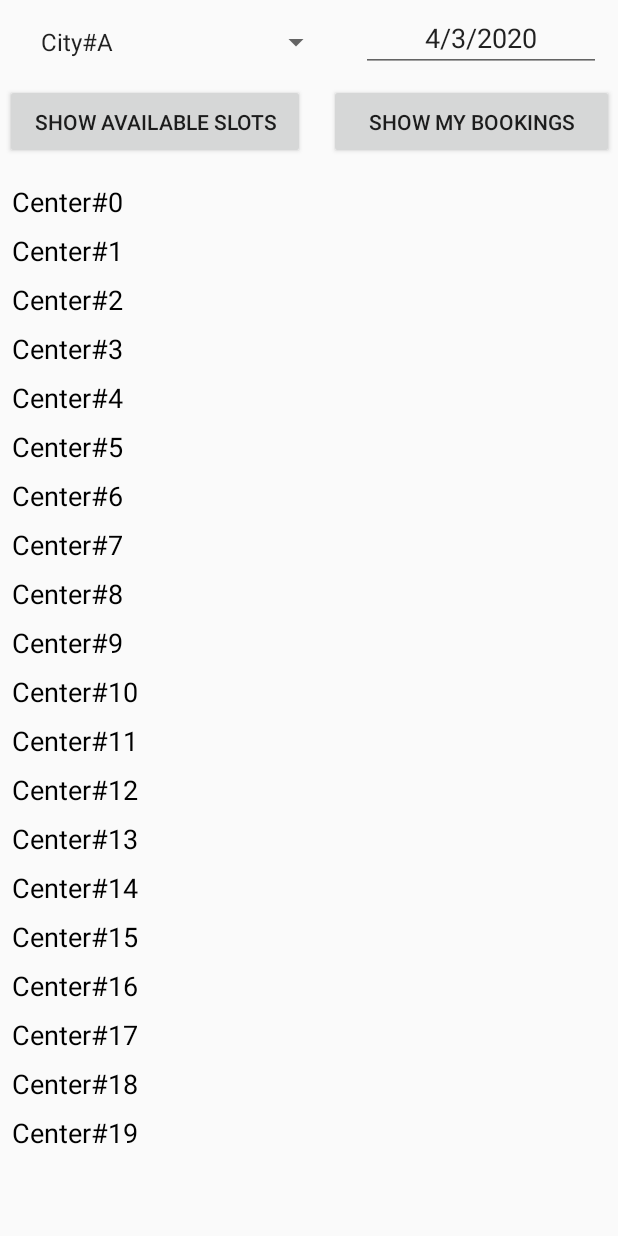
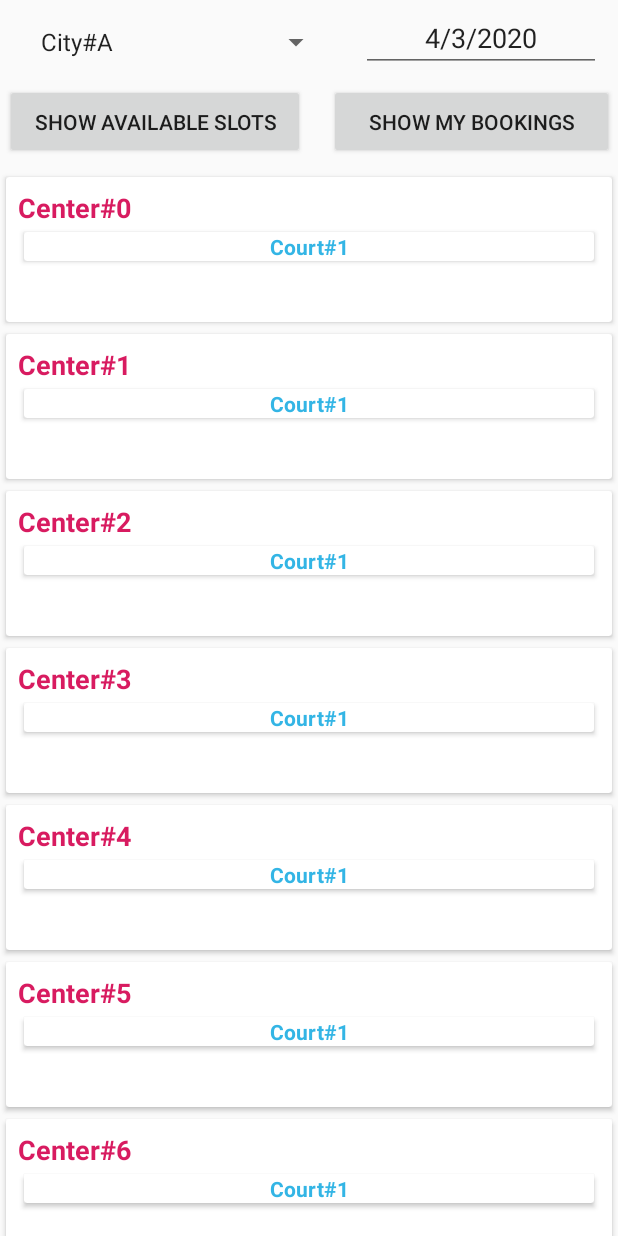
Before and after one commit to minhkhuong2404/badmintonBookingApp, an Android app: the screen it shows after launch (MainActivity), on a phone screen of 412 x 824 dp. Run offline under Robolectric (Android 15) with nearby library versions, the phone set to English and light mode, and no system bars.

Commit message:
Update: Nested RecyclerView - Not Completed

```diff
--- a/TierPresent/CourtBooking/app/src/main/java/com/example/courtbooking/Center.kt
+++ b/TierPresent/CourtBooking/app/src/main/java/com/example/courtbooking/Center.kt
@@ -1,3 +1,3 @@
 package com.example.courtbooking
 
-data class Center (val name : String)
+data class Center (val name : String, val courtList : List<Court>)
--- a/TierPresent/CourtBooking/app/src/main/java/com/example/courtbooking/CenterAdapter.kt
+++ b/TierPresent/CourtBooking/app/src/main/java/com/example/courtbooking/CenterAdapter.kt
@@ -3,11 +3,17 @@ package com.example.courtbooking
 import android.view.LayoutInflater
 import android.view.View
 import android.view.ViewGroup
+import android.widget.LinearLayout
 import android.widget.TextView
+import androidx.recyclerview.widget.LinearLayoutManager
 import androidx.recyclerview.widget.RecyclerView
 import kotlinx.android.synthetic.main.center.view.*
 
-class CenterAdapter(private val listSlot: List<Center>) : RecyclerView.Adapter<CenterAdapter.CenterViewHolder>() {
+class CenterAdapter(private val listCenter: List<Center>) : RecyclerView.Adapter<CenterAdapter.CenterViewHolder>() {
+
+    // Add this line when this is a parent adapter of nested recyclerview
+    private var viewPool = RecyclerView.RecycledViewPool()
+
     override fun onCreateViewHolder(parent: ViewGroup, viewType: Int): CenterViewHolder {
         // This line is always written when create ViewHolder. Replace the item you want to 'slot'
         val itemView = LayoutInflater.from(parent.context).inflate(R.layout.center, parent, false)
@@ -16,16 +22,27 @@ class CenterAdapter(private val listSlot: List<Center>) : RecyclerView.Adapter<C
     }
 
     override fun onBindViewHolder(holder: CenterViewHolder, position: Int) {
+        println("center")
         // exampleList: List<ExampleItem>
-        val currentItem = listSlot[position]
+        val currentCenter = listCenter[position]
         // Depends on the item (in this case the item contains one image, 2 texts)
         // you must add them as below. They are defined in below class 'ExampleViewHolder'
-        holder.textView.text = currentItem.name
+        holder.textView.text = currentCenter.name
+        // Call child adapter to show child recyclerview
+
+        holder.recyclerViewCourt.apply {
+            layoutManager = LinearLayoutManager(holder.recyclerViewCourt.context, LinearLayout.HORIZONTAL, false)
+            adapter = CourtAdapter(currentCenter.courtList)
+            setRecycledViewPool(viewPool)
+        }
     }
 
-    override fun getItemCount() = listSlot.size
+    override fun getItemCount() = listCenter.size
 
     class CenterViewHolder(itemView: View) : RecyclerView.ViewHolder(itemView) {
+        // Load recycler view of child: rv_court
+        val recyclerViewCourt: RecyclerView = itemView.findViewById(R.id.rv_court)
+
         val textView: TextView = itemView.tv_center
     }
 }
--- a/TierPresent/CourtBooking/app/src/main/java/com/example/courtbooking/CourtAdapter.kt
+++ b/TierPresent/CourtBooking/app/src/main/java/com/example/courtbooking/CourtAdapter.kt
@@ -1,4 +1,32 @@
 package com.example.courtbooking
 
-class CourtAdapter {
+import android.view.LayoutInflater
+import android.view.View
+import android.view.ViewGroup
+import android.widget.TextView
+import androidx.recyclerview.widget.RecyclerView
+import kotlinx.android.synthetic.main.court.view.*
+
+class CourtAdapter(private val courtList: List<Court>) : RecyclerView.Adapter<CourtAdapter.CourtViewHolder>() {
+    override fun onCreateViewHolder(parent: ViewGroup, viewType: Int): CourtViewHolder {
+        // This line is always written when create ViewHolder. Replace the item you want to 'slot'
+        val itemView = LayoutInflater.from(parent.context).inflate(R.layout.court, parent, false)
+
+        return CourtViewHolder(itemView)
+    }
+
+    override fun onBindViewHolder(holder: CourtViewHolder, position: Int) {
+        // exampleList: List<ExampleItem>
+        println("court item")
+        val court = courtList[position]
+        // Depends on the item (in this case the item contains one image, 2 texts)
+        // you must add them as below. They are defined in below class 'ExampleViewHolder'
+        holder.textView.text = court.name
+    }
+
+    override fun getItemCount() = courtList.size
+
+    class CourtViewHolder(itemView: View) : RecyclerView.ViewHolder(itemView) {
+        val textView: TextView = itemView.tv_court
+    }
 }
--- a/TierPresent/CourtBooking/app/src/main/java/com/example/courtbooking/MainActivity.kt
+++ b/TierPresent/CourtBooking/app/src/main/java/com/example/courtbooking/MainActivity.kt
@@ -1,15 +1,13 @@
 package com.example.courtbooking
 
+import com.example.courtbooking.*
 import android.app.DatePickerDialog
 import android.os.Bundle
-import android.util.Log
 import android.view.View
 import android.widget.*
 import androidx.appcompat.app.AppCompatActivity
-import androidx.recyclerview.widget.GridLayoutManager
 import androidx.recyclerview.widget.LinearLayoutManager
 import kotlinx.android.synthetic.main.activity_main.*
-import kotlinx.android.synthetic.main.court.*
 import java.util.*
 
 
@@ -36,15 +34,20 @@ class MainActivity : AppCompatActivity() {
         var cities = arrayOf("City#A", "City#B", "City#C") // For testing
 
         // Show first item on the cities array on the chosenCity spinner
+
         cityChooser.adapter = ArrayAdapter<String>(this, android.R.layout.simple_list_item_1, cities)
+
         // On City Choosing Listener
+
         cityChooser.onItemSelectedListener = object : AdapterView.OnItemSelectedListener{
             override fun onNothingSelected(parent: AdapterView<*>?) { /* Just a place holder */ }
             override fun onItemSelected(parent: AdapterView<*>?, view: View?, position: Int, id: Long) {
                 //result.text = cities.get(position) // For testing
             }
         }
+
         // Set calendar
+
         val cal = Calendar.getInstance(TimeZone.getDefault()) // Get current date
         val year = cal.get(Calendar.YEAR)
         val month = cal.get(Calendar.MONTH)
@@ -52,8 +55,11 @@ class MainActivity : AppCompatActivity() {
         // Set default as current day
         et_date.setText("" + day + "/" + month + "/" + year)
         //result2.text = et_date.text // For testing
-        //
+
+        // On click of date chooser
+
         dateChooser.setOnClickListener {
+            // Setting up date picker dialog
             val datePicker = DatePickerDialog(this, DatePickerDialog.OnDateSetListener{ _: DatePicker?, mYear: Int, mMonth: Int, mDay: Int ->
                 // Add 1, since in Kotlin start from 0 - 11
                 val finalMonth : Int = mMonth + 1;
@@ -68,36 +74,30 @@ class MainActivity : AppCompatActivity() {
         // On button clicked Show Available Slots
         // On button clicked Show My Bookings
 
-        /* Test RecyclerView */
+        // Initialize the CENTER recycler view
 
-        // Create fake data for testing
-        //val exampleList = getSlotList(5)
-        val exampleList = getCenterList(20)
+        initCenterRecyclerView()
+    }
+    private fun initCenterRecyclerView(){
+        rv_center.apply {
+            layoutManager = LinearLayoutManager(this@MainActivity, LinearLayout.VERTICAL, false)
+            adapter = CenterAdapter(getCenterCourtList(20))
+        }
 
-        rv_center.adapter = CenterAdapter(exampleList)
-        rv_center.layoutManager = LinearLayoutManager(this)
-        rv_center.setHasFixedSize(true)
-
-        /* End Test RecyclerView*/
     }
-    private fun getCenterList(size: Int): List<Center> {
+    // Generate fake data for testing recycler view
+    private fun getCenterCourtList(size: Int): List<Center> {
         val list = ArrayList<Center>()
-
+        val exampleCourtList = getCourtList()
         for (i in 0 until size) {
-            val slot = Center("Center#" + i)
+            val slot = Center("Center#$i", exampleCourtList)
             list += slot
         }
         return list
     }
-    /* Test RecyclerView
-    private fun getSlotList(size: Int): List<Slot> {
-        val list = ArrayList<Slot>()
-
-        for (i in 0 until size) {
-            val slot = Slot("8:00 - 9:00")
-            list += slot
-        }
+    private fun getCourtList(): List<Court> {
+        val list = listOf<Court>(Court("Court#1"), Court("Court#12"),Court("Court#13"),
+                                        Court("Court#14"),Court("Court#15"))
         return list
     }
-    End Test RecyclerView */
 }
--- a/TierPresent/CourtBooking/app/src/main/java/com/example/courtbooking/res.kt
+++ /dev/null
@@ -1,12 +0,0 @@
-package com.example.courtbooking
-
-import java.io.Serializable
-
-data class MainHeadingData(
-    var mainHeading: String? = "",
-    var subData: ArrayList<SubHeadingData>
-) : Serializable
-
-data class SubHeadingData(
-    var subHeading: String? = ""
-) : Serializable
--- a/TierPresent/CourtBooking/app/src/main/res/layout/activity_main.xml
+++ b/TierPresent/CourtBooking/app/src/main/res/layout/activity_main.xml
@@ -63,42 +63,20 @@
         app:layout_constraintStart_toEndOf="@+id/b_show_slots"
         app:layout_constraintTop_toBottomOf="@+id/et_date" />
 
-    <LinearLayout
+    <RelativeLayout
         android:layout_width="match_parent"
-        android:layout_height="0dp"
+        android:layout_height="match_parent"
         android:layout_marginTop="114dp"
         app:layout_constraintBottom_toBottomOf="parent"
         app:layout_constraintEnd_toEndOf="parent"
-        app:layout_constraintHorizontal_bias="0.0"
         app:layout_constraintStart_toStartOf="parent"
-        app:layout_constraintTop_toTopOf="parent"
-        app:layout_constraintVertical_bias="0.0"
-        android:orientation="horizontal">
+        app:layout_constraintTop_toTopOf="parent">
 
         <androidx.recyclerview.widget.RecyclerView
             android:id="@+id/rv_center"
-            android:padding="4dp"
-            android:clipToPadding="false"
             android:layout_width="match_parent"
             android:layout_height="match_parent"
             tools:listitem="@layout/center"/>
-    </LinearLayout>
-    <!--
-    <ScrollView
-        android:id="@+id/scrollView"
-        android:layout_width="match_parent"
-        android:layout_height="0dp"
-        android:layout_marginTop="114dp"
-        android:background="#FFFFFF"
-        app:layout_constraintBottom_toBottomOf="parent"
-        app:layout_constraintEnd_toEndOf="parent"
-        app:layout_constraintHorizontal_bias="0.0"
-        app:layout_constraintStart_toStartOf="parent"
-        app:layout_constraintTop_toTopOf="parent"
-        app:layout_constraintVertical_bias="0.0">
-
-
-    </ScrollView>
-    -->
+    </RelativeLayout>
 
 </androidx.constraintlayout.widget.ConstraintLayout>
--- a/TierPresent/CourtBooking/app/src/main/res/layout/center.xml
+++ b/TierPresent/CourtBooking/app/src/main/res/layout/center.xml
@@ -1,25 +1,32 @@
 <?xml version="1.0" encoding="utf-8"?>
-<LinearLayout xmlns:android="http://schemas.android.com/apk/res/android"
-    android:orientation="vertical"
+<androidx.cardview.widget.CardView
+    xmlns:android="http://schemas.android.com/apk/res/android"
+    xmlns:tools="http://schemas.android.com/tools"
+    android:layout_margin="4dp"
     android:layout_width="match_parent"
     android:layout_height="wrap_content">
 
-    <TextView
-        android:id="@+id/tv_center"
+    <RelativeLayout
         android:layout_width="match_parent"
-        android:layout_height="wrap_content"
-        android:text="Center"
-        android:padding="4dp"
-        android:textAlignment="textStart"
-        android:textColor="#000000"
-        android:textSize="18sp" />
-    <!-- Court Recycler View
+        android:layout_height="match_parent"
+        android:padding="8dp">
+
+        <TextView
+            android:id="@+id/tv_center"
+            android:layout_width="wrap_content"
+            android:layout_height="wrap_content"
+            android:text="Line 1"
+            android:textColor="#D81B60"
+            android:textSize="18sp"
+            android:textStyle="bold" />
         <androidx.recyclerview.widget.RecyclerView
             android:id="@+id/rv_court"
-            android:padding="4dp"
-            android:clipToPadding="false"
             android:layout_width="match_parent"
-            android:layout_height="match_parent"
-            tools:listitem="@layout/court"/>
-    -->
-</LinearLayout>
+            android:layout_height="@dimen/dp_56"
+            android:layout_below="@id/tv_center"
+            android:gravity="center"
+            tools:listitem="@layout/court">
+
+        </androidx.recyclerview.widget.RecyclerView>
+    </RelativeLayout>
+</androidx.cardview.widget.CardView>
--- a/TierPresent/CourtBooking/app/src/main/res/layout/court.xml
+++ b/TierPresent/CourtBooking/app/src/main/res/layout/court.xml
@@ -1,20 +1,25 @@
 <?xml version="1.0" encoding="utf-8"?>
-<LinearLayout xmlns:android="http://schemas.android.com/apk/res/android"
-    android:orientation="vertical"
+<androidx.cardview.widget.CardView
+    xmlns:android="http://schemas.android.com/apk/res/android"
     android:layout_width="match_parent"
-    android:layout_height="wrap_content">
+    android:layout_height="wrap_content"
+    android:layout_margin="4dp">
 
     <TextView
         android:id="@+id/tv_court"
+        android:text="Court"
         android:layout_width="match_parent"
         android:layout_height="wrap_content"
-        android:gravity="center"
-        android:text="Court"/>
-    <!-- Slot recycler view must be here -->
+        android:gravity="center_horizontal"
+        android:textColor="@android:color/holo_blue_light"
+        android:textSize="14sp"
+        android:textStyle="bold"/>
+    <!-- Slot recycler view must be here
         <androidx.recyclerview.widget.RecyclerView
             android:id="@+id/rv_slot"
             android:layout_width="match_parent"
             android:layout_height="wrap_content"
             android:layout_gravity="center_vertical"
             android:orientation="horizontal"/>
-</LinearLayout>
+    -->
+</androidx.cardview.widget.CardView>
--- /dev/null
+++ b/TierPresent/CourtBooking/app/src/main/res/values/dimens.xml
@@ -0,0 +1,4 @@
+<?xml version="1.0" encoding="utf-8"?>
+<resources>
+    <dimen name="dp_56">56dp</dimen>
+</resources>
```
